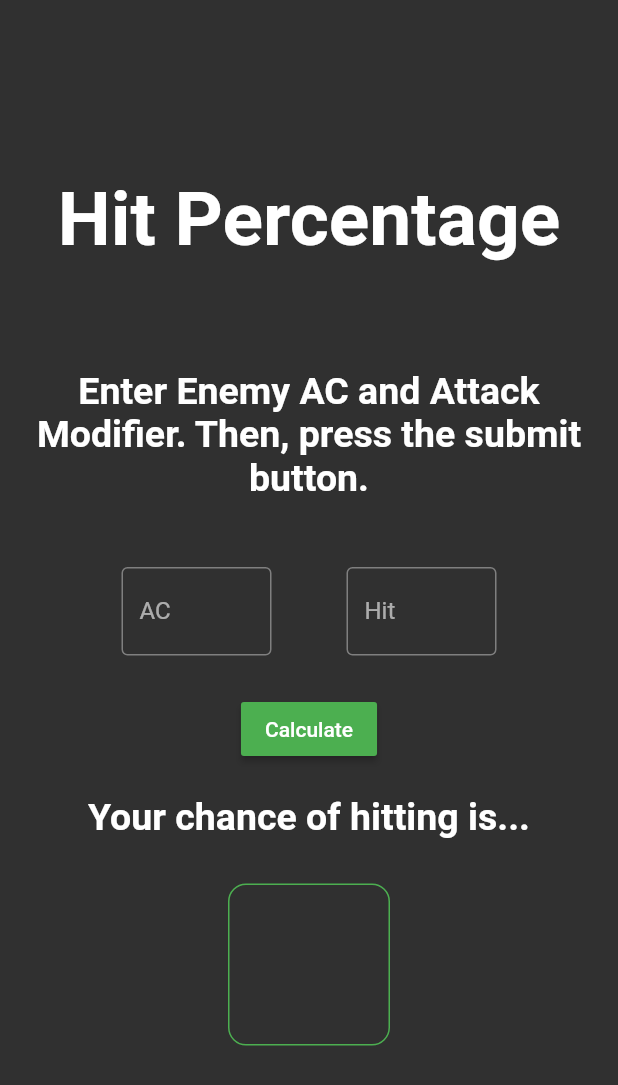
After one commit to scpineda/CombatTools, a Flutter app: the screen it shows after launch, after a tap on the "add alert" icon, on a phone screen of 412 x 824 dp. The commit adds this screen. Shown: the top 1085 px of the screen. Run offline on Flutter 3.47's test engine with Material 2 defaults, Android fonts, the phone set to English and light mode, and no system bars.

Commit message:
Add files via upload

```diff
--- /dev/null
+++ b/lib/hit.dart
@@ -0,0 +1,182 @@
+import 'package:flutter/cupertino.dart';
+import 'package:flutter/services.dart';
+import 'package:flutter/material.dart';
+import 'package:flutter/widgets.dart';
+
+class HitPage extends StatelessWidget {
+
+  @override
+  Widget build(BuildContext context) {
+    return MaterialApp(
+        theme: ThemeData(
+            brightness: Brightness.dark, primaryColor: Colors.blueGrey),
+        home: Scaffold(
+          body: Column(
+            mainAxisAlignment: MainAxisAlignment.center,
+            children: [
+              HitTitle(),
+              instructions(),
+              HitCalc()
+            ],
+          ),
+        )
+    );
+  }
+}
+
+Widget HitTitle()
+{
+  return Container(
+    margin: EdgeInsets.only(bottom: 50.0),
+    child: Text(
+        'Hit Percentage',
+        textAlign: TextAlign.center,
+        style: TextStyle(
+            fontWeight: FontWeight.bold,
+            fontSize: 50.0)
+    ),
+  );
+}
+
+Widget instructions()
+{
+  return Container(
+    margin: const EdgeInsets.all(20.0),
+    child: Text(
+        'Enter Enemy AC and Attack Modifier. Then, press the submit button.',
+        textAlign: TextAlign.center,
+        style: TextStyle(
+            fontWeight: FontWeight.bold,
+            fontSize: 25.0)
+    ),
+  );
+}
+
+Widget resultText()
+{
+  return Container(
+    margin: const EdgeInsets.all(20.0),
+    child: Text(
+        'Your chance of hitting is...',
+        textAlign: TextAlign.center,
+        style: TextStyle(
+            fontWeight: FontWeight.bold,
+            fontSize: 25.0)
+    ),
+  );
+}
+
+// Widget Class
+class HitCalc extends StatefulWidget {
+  @override
+  _HitCalcState createState() => _HitCalcState();
+}
+
+// State class
+class _HitCalcState extends State<HitCalc> {
+  @override
+
+  String _result = "";
+  String _ac = "";
+  String _hit = "";
+
+  Widget build(BuildContext context){
+    return Column(
+      children: <Widget> [
+        Row(
+          mainAxisAlignment: MainAxisAlignment.center,
+          children: <Widget> [
+            Container(
+              margin: const EdgeInsets.all(25.0),
+              width: 100.0,
+              child: Center(
+                child: TextField(
+                  decoration: InputDecoration(
+                      border: OutlineInputBorder(),
+                      labelText: "AC"),
+                  textAlign: TextAlign.center,
+                  keyboardType: TextInputType.number,
+                  inputFormatters: [WhitelistingTextInputFormatter.digitsOnly], // Only numbers can be entered
+                  onChanged: (String acInp)
+                  {
+                    setState(() {
+                      _ac = acInp;
+                    });
+                  },
+                ),
+              ),
+            ),
+
+            Container(
+              margin: const EdgeInsets.all(25.0),
+              width: 100.0,
+              child: Center(
+                child: TextField(
+                  decoration: InputDecoration(
+                      border: OutlineInputBorder(),
+                      labelText: "Hit"),
+                  textAlign: TextAlign.center,
+                  keyboardType: TextInputType.number,
+                  inputFormatters: [WhitelistingTextInputFormatter.digitsOnly] ,
+                    onChanged: (String acInp)
+                    {
+                      setState(() {
+                        _hit = acInp;
+                      });
+                    },// Only numbers can be entered
+                ),
+              ),
+            )
+          ]
+        ),
+        RaisedButton(
+          color: Colors.green,
+        onPressed: () {
+            setState(() {
+              _result = hitValue(_ac, _hit);
+            });
+        },
+          child: Text(
+            'Calculate',
+          ),
+        ),
+        resultText(),
+        Container(
+          decoration: BoxDecoration(
+            borderRadius: BorderRadius.circular(12.0),
+            border: Border.all(
+              color: Colors.green,
+            ),
+          ),
+          margin: const EdgeInsets.all(10.0),
+          width: 108.0,
+          height: 108.0,
+          child: Center(
+            child: Text(_result,
+              style: TextStyle(
+                color: Colors.grey,
+                fontSize: 35.0,
+              ),
+              textAlign: TextAlign.center,
+            ),
+          ),
+        ),
+      ]
+    );
+  }
+}
+
+String hitValue(String ac, String hit) {
+  // Grab the ac value
+  double acNum = double.parse(ac.toString());
+
+  // Grab the hit value
+  double hitNum = double.parse(hit.toString());
+
+  // calculate
+  double result = (((20 - (acNum - hitNum)) / 20) * 100);
+
+  // Send result
+  result.floor();
+  return result.toString() + "%";
+}
--- a/lib/main.dart
+++ b/lib/main.dart
@@ -4,7 +4,10 @@ import 'package:flutter/cupertino.dart';
 import 'package:flutter/material.dart';
 import 'package:flutter/widgets.dart';
 import 'package:flutter_app/concen.dart';
+import 'package:flutter_app/hit.dart';
+import 'package:flutter_app/save.dart';
 import 'package:flutter/services.dart';
+import 'package:flutter_app/dice.dart';
 
 // Run the app. You can use => for single line
 void main() {
@@ -18,6 +21,9 @@ void main() {
       '/': (context) => StartScreen(),
       // When navigating to the "/second" route, build the SecondScreen widget.
       '/second': (context) => ConcenPage(),
+      '/third': (context) => HitPage(),
+      '/fourth': (context) => SavePage(),
+      '/fifth': (context) => DiceRoller(),
     },
   ));
 }
@@ -33,8 +39,7 @@ class StartScreen extends StatelessWidget {
             children: [
               Flexible(flex: 1, child: titleSection),
               Flexible(flex: 1, child: buttonSection1(context)),
-              Flexible(flex: 1, child: buttonSection2(context)),
-              Flexible(flex: 1, child: buttonSection3(context))
+              Flexible(flex: 1, child: buttonSection2(context))
             ],
           ),
         ));
@@ -90,7 +95,24 @@ Container _buildButtonColumn(Color color, IconData iconD, String labelL, BuildCo
             tooltip: labelL,
             color: color,
             onPressed: () {
-              Navigator.pushNamed(context, '/second');
+              switch(labelL)
+              {
+                case 'Hit':
+                  Navigator.pushNamed(context, '/third');
+                  break;
+
+                case 'Con.':
+                    Navigator.pushNamed(context, '/second');
+                  break;
+
+                case 'Save':
+                  Navigator.pushNamed(context, '/fourth');
+                  break;
+
+                case 'Dice Roller':
+                  Navigator.pushNamed(context, '/fifth');
+                  break;
+              }
             }),
         Text(labelL, style: TextStyle(
             color: color,
@@ -120,21 +142,9 @@ Widget buttonSection2(BuildContext context) {
     child: Row(
       mainAxisAlignment: MainAxisAlignment.spaceEvenly,
       children: [
-        _buildButtonColumn(Colors.blue, Icons.call, 'Mon-Save', context),
+        _buildButtonColumn(Colors.blue, Icons.call, 'Dice Roller', context),
         _buildButtonColumn(Colors.purple, Icons.account_box, 'Con.', context),
       ],
     ),
   );
 }
-
-Widget buttonSection3(BuildContext context) {
-  return Container(
-    padding: const EdgeInsets.all(8.0),
-    child: Row(
-      mainAxisAlignment: MainAxisAlignment.spaceEvenly,
-      children: [
-        _buildButtonColumn(Colors.yellow, Icons.casino, 'Dice Roller', context),
-      ],
-    ),
-  );
-}
```
Also changed, not shown: lib/concen.dart (+98 -45 lines), lib/dice.dart (added, +119 -0 lines), lib/save.dart (added, +182 -0 lines).
